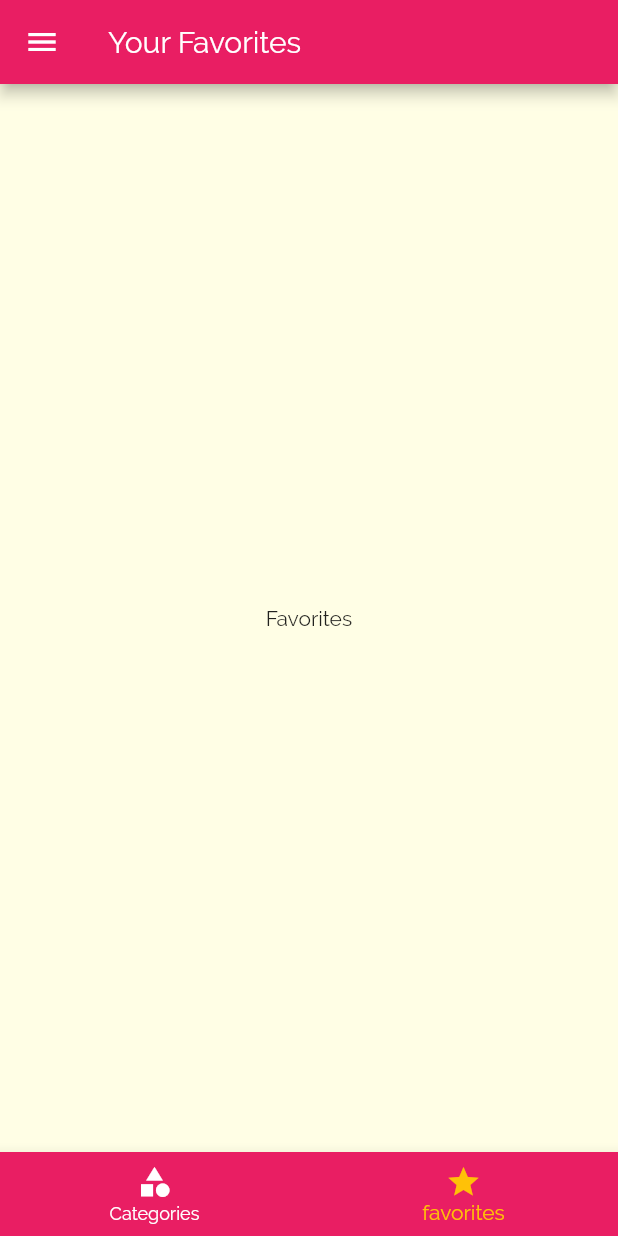
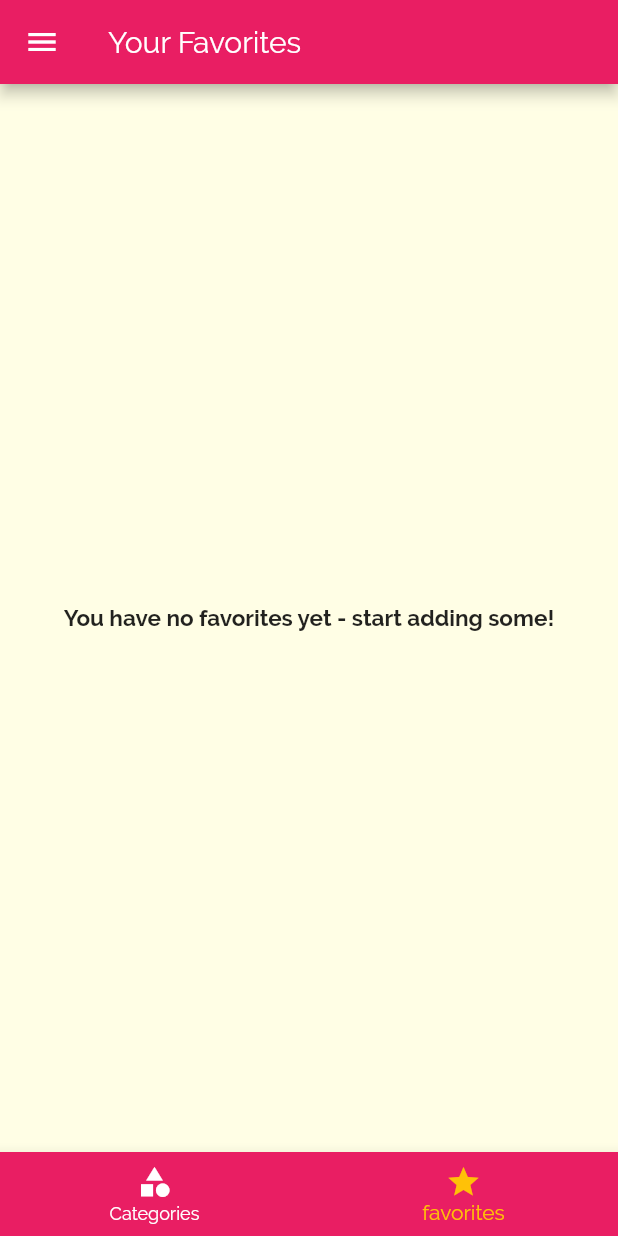
Before and after one commit to YosophAhmed/mealsApp, a Flutter app: the screen it shows after launch, item 2 of the bottom bar chosen, on a phone screen of 412 x 824 dp. Run offline on Flutter 3.47's test engine with Material 2 defaults, Android fonts, the phone set to English and light mode, and no system bars.

Commit message:
Latest Commit

```diff
--- a/lib/main.dart
+++ b/lib/main.dart
@@ -23,6 +23,7 @@ class _MyAppState extends State<MyApp> {
   };
 
   List<Meal> availableMeals = DUMMY_MEALS;
+  List<Meal> favoriteMeals = [];
 
   void setFilters(Map<String, bool> filterData) {
     setState(() {
@@ -45,6 +46,23 @@ class _MyAppState extends State<MyApp> {
     });
   }
 
+  void toggleFavorite(String mealId) {
+    final existingIndex = favoriteMeals.indexWhere((meal) => meal.id == mealId);
+    if (existingIndex >= 0) {
+      setState(() {
+        favoriteMeals.removeAt(existingIndex);
+      });
+    } else {
+      setState(() {
+        favoriteMeals.add(DUMMY_MEALS.firstWhere((meal) => meal.id == mealId));
+      });
+    }
+  }
+
+  bool isMealFavorite(String id) {
+    return favoriteMeals.any((meal) => meal.id == id);
+  }
+
   @override
   Widget build(BuildContext context) {
     return MaterialApp(
@@ -58,11 +76,16 @@ class _MyAppState extends State<MyApp> {
       ),
       initialRoute: '/',
       routes: {
-        '/': (context) => TabsScreen(),
+        '/': (context) => TabsScreen(
+              favoriteMeals,
+            ),
         CategoryMealsScreen.routeName: (context) => CategoryMealsScreen(
               availableMeals,
             ),
-        MealDetailScreen.routeName: (context) => MealDetailScreen(),
+        MealDetailScreen.routeName: (context) => MealDetailScreen(
+          toggleFavorite,
+          isMealFavorite,
+            ),
         FiltersScreen.routeName: (context) => FiltersScreen(
               filters,
               setFilters,
--- a/lib/screens/category_meals_screen.dart
+++ b/lib/screens/category_meals_screen.dart
@@ -19,11 +19,6 @@ class _CategoryMealsScreenState extends State<CategoryMealsScreen> {
   String categoryTitle;
   List<Meal> displayedMeals;
   bool loadedInitialData = false;
-
-  @override
-  void initState() {
-    super.initState();
-  }
 
   @override
   void didChangeDependencies() {
@@ -63,7 +58,6 @@ class _CategoryMealsScreenState extends State<CategoryMealsScreen> {
           duration: displayedMeals[index].duration,
           complexity: displayedMeals[index].complexity,
           affordability: displayedMeals[index].affordability,
-          removeItem: removeMeal,
         ),
         itemCount: displayedMeals.length,
       ),
--- a/lib/screens/favorites_screen.dart
+++ b/lib/screens/favorites_screen.dart
@@ -1,15 +1,41 @@
 import 'package:flutter/material.dart';
 
+import '../models/meal.dart';
+import '../widgets/meal_item.dart';
+
 class FavoritesScreen extends StatelessWidget {
+  final List<Meal> favoriteMeals;
 
-  static const String routeName = '/';
+  FavoritesScreen(
+    this.favoriteMeals,
+  );
 
   @override
   Widget build(BuildContext context) {
-    return Center(
-      child: Text(
-        'Favorites',
-      ),
-    );
+    if (favoriteMeals.isEmpty)
+    {
+      return Center(
+        child: Text(
+          'You have no favorites yet - start adding some!',
+          style: TextStyle(
+            fontSize: 15,
+            fontWeight: FontWeight.bold,
+          ),
+        ),
+      );
+    }
+    else {
+     return ListView.builder(
+       itemBuilder: (context, index) => MealItem(
+         id: favoriteMeals[index].id,
+         title: favoriteMeals[index].title,
+         imageUrl: favoriteMeals[index].imageUrl,
+         duration: favoriteMeals[index].duration,
+         complexity: favoriteMeals[index].complexity,
+         affordability: favoriteMeals[index].affordability,
+       ),
+       itemCount: favoriteMeals.length,
+     );
+    }
   }
 }
--- a/lib/screens/tabs_screen.dart
+++ b/lib/screens/tabs_screen.dart
@@ -1,32 +1,43 @@
 import 'package:flutter/material.dart';
 import 'package:meals/screens/categories_screen.dart';
 import 'package:meals/widgets/main_drawer.dart';
+import '../models/meal.dart';
 import 'favorites_screen.dart';
 
 class TabsScreen extends StatefulWidget {
+  final List<Meal> favoriteMeals;
+
+  TabsScreen(
+    this.favoriteMeals,
+  );
+
   @override
   State<TabsScreen> createState() => _TabsScreenState();
 }
 
 class _TabsScreenState extends State<TabsScreen> {
-
-  final List<Map<String, Object>> pages = [
-    {
-      'page' : CategoriesScreen(),
-      'title': 'Categories',
-    },
-    {
-      'page' : FavoritesScreen(),
-      'title' : 'Your Favorites',
-    },
-  ];
-
+  List<Map<String, Object>> pages;
   int selectedIndex = 0;
 
   void selectPage(int index) {
     setState(() {
       selectedIndex = index;
     });
+  }
+
+  @override
+  void initState() {
+    pages = [
+      {
+        'page': CategoriesScreen(),
+        'title': 'Categories',
+      },
+      {
+        'page': FavoritesScreen(widget.favoriteMeals,),
+        'title': 'Your Favorites',
+      },
+    ];
+    super.initState();
   }
 
   @override
```
Also changed, not shown: lib/screens/meal_detail_screen.dart (+13 -9 lines), lib/widgets/meal_item.dart (+1 -6 lines).
